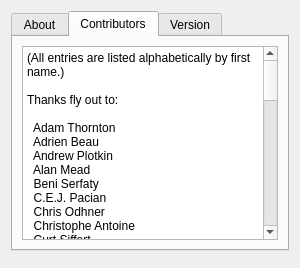
Qt form src/aboutqtadsdialog.ui (realnc/qtads) before a commit.
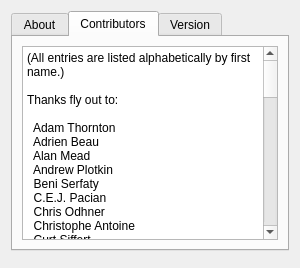
The same form after that commit. The open tabs and pages were chosen to show the change.

Commit message: Update and sort "about" credits

What changed in the file:
```diff
--- a/src/aboutqtadsdialog.ui
+++ b/src/aboutqtadsdialog.ui
@@ -60,24 +60,28 @@
 
   Adam Thornton
   Adrien Beau
-  Andrew Plotkin
   Alan Mead
+  Andrew Plotkin
   Beni Serfaty
   C.E.J. Pacian
   Chris Odhner
   Christophe Antoine
   Curt Siffert
   Daniel Schepler
+  Delta477
   Denis Pokataev
+  Dominik 'disconnect3d' Czarnota
   Emily Boegheim
   Eric Eve
   Eric Forgeot
   Erik Temple
+  František Dvořák
   Greg Boettcher
   Guilherme De Sousa
   Hugo Landau
   Jim Aikin
   Joe Mason
+  John Ziegler
   Kevin Boone
   Kodath duMatri
   Kris Kennaway
@@ -85,22 +89,22 @@
   Leif Huhn
   Marc Simpson
   Ming Hua
-  Nicolas Lécureuil
   NR Turner
+  Nicolas Lécureuil
   Ornithopter
   Petter Sjölund
   Poster
-  Rémi Verschelde
   Rune Berg
+  Rémi Verschelde
   Samuel Verschelde
   Stefan Müller
-  tetzank
   Thom Brown
   Tomas Blaha
   Tony Houlbrooke
   Xenius
+  tetzank
 
-for the ideas, source code and bug reports. Also thanks to everyone who donated to this project.
+for the ideas, patches and bug reports. Also thanks to everyone who donated to this project.
 
 Special thanks to Mike Roberts for creating TADS and for providing help and explaining the inner workings of TADS.</string>
          </property>
```
